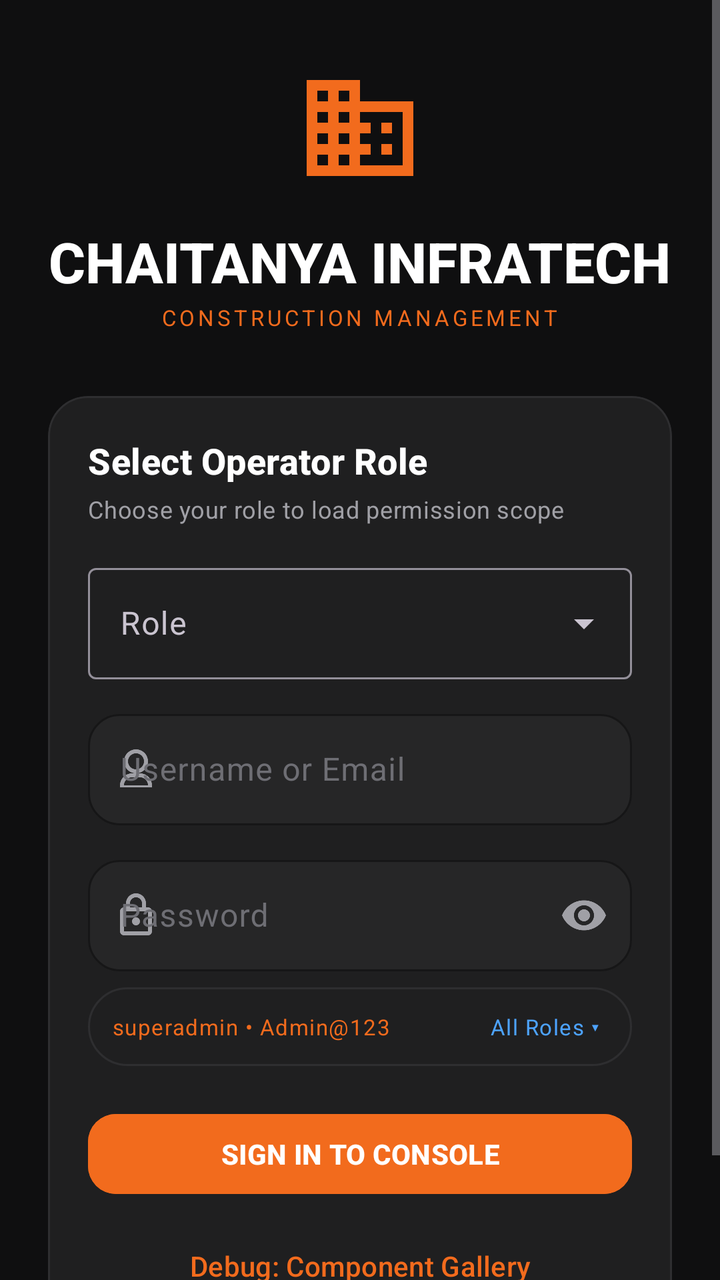
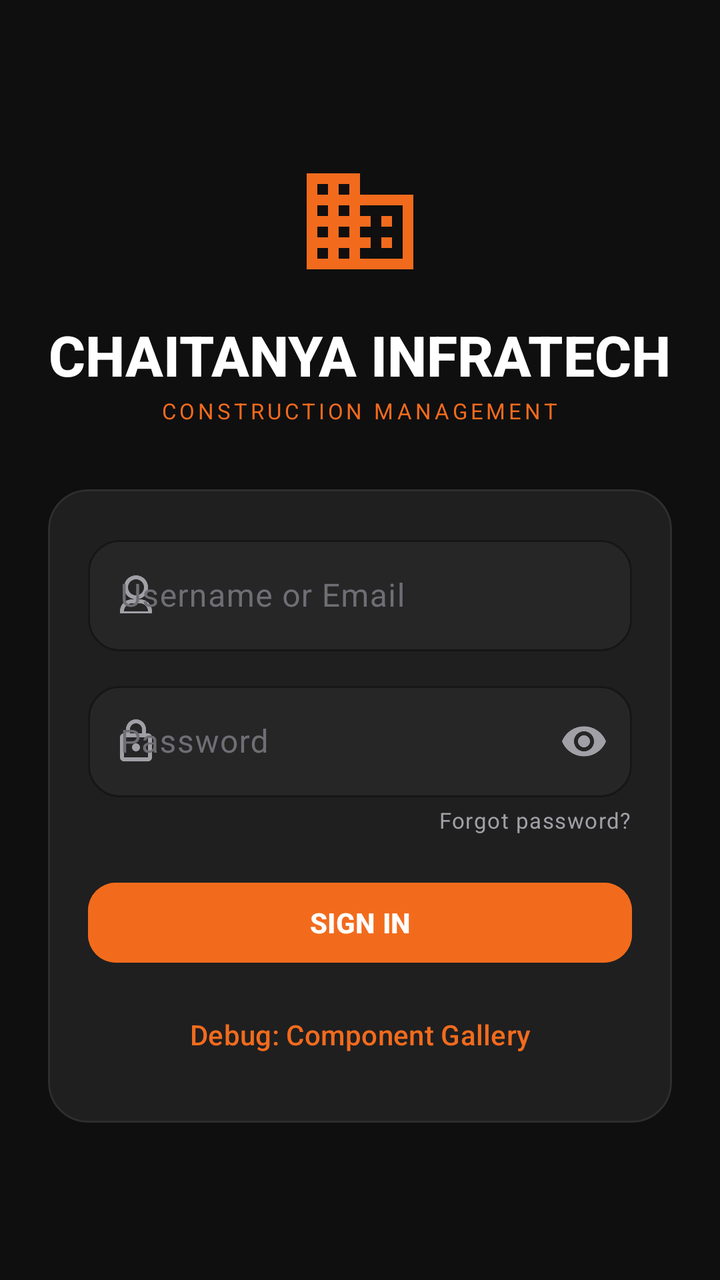

The first picture is an Android layout as it rendered before a commit; the second is the same layout after the commit. The layout source and the unified diff follow.
<!-- AndroidManifest.xml: application theme Theme.Contructionmanagementapp -->
<!-- res/layout/fragment_login.xml -->
<?xml version="1.0" encoding="utf-8"?>
<ScrollView xmlns:android="http://schemas.android.com/apk/res/android"
    xmlns:app="http://schemas.android.com/apk/res-auto"
    xmlns:tools="http://schemas.android.com/tools"
    android:layout_width="match_parent"
    android:layout_height="match_parent"
    android:background="@color/cms_background"
    android:fillViewport="true">

    <LinearLayout
        android:layout_width="match_parent"
        android:layout_height="wrap_content"
        android:gravity="center"
        android:orientation="vertical"
        android:paddingHorizontal="@dimen/cms_spacing_section"
        android:paddingVertical="@dimen/cms_spacing_xxl">

        
        <ImageView
            android:layout_width="64dp"
            android:layout_height="64dp"
            android:contentDescription="@string/login_logo_description"
            android:src="@drawable/ic_building"
            app:tint="@color/cms_accent" />

        <TextView
            android:layout_width="wrap_content"
            android:layout_height="wrap_content"
            android:layout_marginTop="@dimen/cms_spacing_lg"
            android:text="@string/login_title"
            android:textAppearance="@style/TextAppearance.CMS.Display"
            android:textColor="@color/cms_text_primary" />

        <TextView
            android:layout_width="wrap_content"
            android:layout_height="wrap_content"
            android:layout_marginTop="2dp"
            android:letterSpacing="0.15"
            android:text="@string/login_subtitle"
            android:textAppearance="@style/TextAppearance.CMS.Caption"
            android:textColor="@color/cms_accent" />

        <com.google.android.material.card.MaterialCardView
            style="@style/Widget.CMS.Card"
            android:layout_width="match_parent"
            android:layout_height="wrap_content"
            android:layout_marginTop="@dimen/cms_spacing_xxl">

            <LinearLayout
                android:layout_width="match_parent"
                android:layout_height="wrap_content"
                android:orientation="vertical"
                android:padding="@dimen/cms_spacing_xl">

                <TextView
                    android:layout_width="wrap_content"
                    android:layout_height="wrap_content"
                    android:text="Select Operator Role"
                    android:textAppearance="@style/TextAppearance.CMS.Title" />

                <TextView
                    android:layout_width="wrap_content"
                    android:layout_height="wrap_content"
                    android:layout_marginTop="@dimen/cms_spacing_xs"
                    android:text="Choose your role to load permission scope"
                    android:textAppearance="@style/TextAppearance.CMS.BodySecondary" />

                
                <com.google.android.material.textfield.TextInputLayout
                    android:id="@+id/tilRole"
                    style="@style/Widget.Material3.TextInputLayout.OutlinedBox.ExposedDropdownMenu"
                    android:layout_width="match_parent"
                    android:layout_height="wrap_content"
                    android:layout_marginTop="@dimen/cms_spacing_lg"
                    android:hint="Role">

                    <AutoCompleteTextView
                        android:id="@+id/actvRole"
                        android:layout_width="match_parent"
                        android:layout_height="wrap_content"
                        android:inputType="none"
                        android:textColor="@color/cms_text_primary" />
                </com.google.android.material.textfield.TextInputLayout>

                
                <com.google.android.material.textfield.TextInputLayout
                    android:id="@+id/tilUsername"
                    style="@style/Widget.CMS.TextInputLayout"
                    android:layout_width="match_parent"
                    android:layout_height="wrap_content"
                    android:layout_marginTop="@dimen/cms_spacing_md"
                    android:hint="Username or Email"
                    app:startIconDrawable="@drawable/ic_user"
                    app:startIconTint="@color/cms_text_secondary">

                    <com.google.android.material.textfield.TextInputEditText
                        android:id="@+id/etUsername"
                        android:layout_width="match_parent"
                        android:layout_height="wrap_content"
                        android:inputType="text"
                        android:textColor="@color/cms_text_primary" />
                </com.google.android.material.textfield.TextInputLayout>

                
                <com.google.android.material.textfield.TextInputLayout
                    android:id="@+id/tilPassword"
                    style="@style/Widget.CMS.TextInputLayout"
                    android:layout_width="match_parent"
                    android:layout_height="wrap_content"
                    android:layout_marginTop="@dimen/cms_spacing_md"
                    android:hint="Password"
                    app:endIconMode="password_toggle"
                    app:endIconTint="@color/cms_text_secondary"
                    app:startIconDrawable="@drawable/ic_lock"
                    app:startIconTint="@color/cms_text_secondary">

                    <com.google.android.material.textfield.TextInputEditText
                        android:id="@+id/etPassword"
                        android:layout_width="match_parent"
                        android:layout_height="wrap_content"
                        android:inputType="textPassword"
                        android:textColor="@color/cms_text_primary" />
                </com.google.android.material.textfield.TextInputLayout>

                
                <LinearLayout
                    android:id="@+id/layoutCredentialsHint"
                    android:layout_width="match_parent"
                    android:layout_height="wrap_content"
                    android:layout_marginTop="@dimen/cms_spacing_sm"
                    android:background="@drawable/bg_card"
                    android:gravity="center_vertical"
                    android:orientation="horizontal"
                    android:paddingHorizontal="@dimen/cms_spacing_md"
                    android:paddingVertical="@dimen/cms_spacing_sm">

                    <TextView
                        android:id="@+id/tvCredentialsHint"
                        android:layout_width="0dp"
                        android:layout_height="wrap_content"
                        android:layout_weight="1"
                        android:text="superadmin • Admin@123"
                        android:textAppearance="@style/TextAppearance.CMS.Caption"
                        android:textColor="@color/cms_accent" />

                    <TextView
                        android:id="@+id/btnShowCredentials"
                        android:layout_width="wrap_content"
                        android:layout_height="wrap_content"
                        android:background="?attr/selectableItemBackground"
                        android:clickable="true"
                        android:focusable="true"
                        android:padding="4dp"
                        android:text="All Roles ▾"
                        android:textAppearance="@style/TextAppearance.CMS.Caption"
                        android:textColor="@color/cms_info" />
                </LinearLayout>

                
                <com.google.android.material.button.MaterialButton
                    android:id="@+id/btnSignIn"
                    style="@style/Widget.CMS.Button.Primary"
                    android:layout_width="match_parent"
                    android:layout_height="wrap_content"
                    android:layout_marginTop="@dimen/cms_spacing_xl"
                    android:text="SIGN IN TO CONSOLE" />

                
                <com.google.android.material.button.MaterialButton
                    android:id="@+id/btnOpenGallery"
                    style="@style/Widget.CMS.Button.Text"
                    android:layout_width="match_parent"
                    android:layout_height="wrap_content"
                    android:layout_marginTop="@dimen/cms_spacing_sm"
                    android:text="Debug: Component Gallery" />

                <ProgressBar
                    android:id="@+id/progressBarLogin"
                    android:layout_width="wrap_content"
                    android:layout_height="wrap_content"
                    android:layout_gravity="center_horizontal"
                    android:layout_marginTop="@dimen/cms_spacing_md"
                    android:indeterminateTint="@color/cms_accent"
                    android:visibility="gone" />

            </LinearLayout>
        </com.google.android.material.card.MaterialCardView>

    </LinearLayout>
</ScrollView>
<!-- resources referenced by this layout -->
<resources>
  <color name="cms_accent">#F26B1D</color>
  <color name="cms_background">#0F0F10</color>
  <color name="cms_info">#4DA3FF</color>
  <color name="cms_text_primary">#FFFFFF</color>
  <color name="cms_text_secondary">#A0A0A6</color>
  <dimen name="cms_spacing_lg">16dp</dimen>
  <dimen name="cms_spacing_md">12dp</dimen>
  <dimen name="cms_spacing_section">24dp</dimen>
  <dimen name="cms_spacing_sm">8dp</dimen>
  <dimen name="cms_spacing_xl">20dp</dimen>
  <dimen name="cms_spacing_xs">4dp</dimen>
  <dimen name="cms_spacing_xxl">32dp</dimen>
  <!-- drawable bg_card (drawable) -->
  <?xml version="1.0" encoding="utf-8"?>
  <shape xmlns:android="http://schemas.android.com/apk/res/android"
      android:shape="rectangle">
      <solid android:color="@color/cms_card" />
      <stroke
          android:width="@dimen/cms_stroke_card"
          android:color="@color/cms_border" />
      <corners android:radius="@dimen/cms_radius_card" />
  </shape>
  <string name="login_logo_description">Chaitanya InfraTech logo</string>
  <string name="login_subtitle">CONSTRUCTION MANAGEMENT</string>
  <string name="login_title">CHAITANYA INFRATECH</string>
  <style name="TextAppearance.CMS.BodySecondary" parent="TextAppearance.Material3.BodyMedium">
          <item name="android:textSize">@dimen/cms_text_size_body_sm</item>
          <item name="android:textColor">@color/cms_text_secondary</item>
          <item name="fontFamily">sans-serif</item>
      </style>
  <style name="TextAppearance.CMS.Caption" parent="TextAppearance.Material3.LabelSmall">
          <item name="android:textSize">@dimen/cms_text_size_caption</item>
          <item name="android:textColor">@color/cms_text_tertiary</item>
          <item name="fontFamily">sans-serif</item>
      </style>
  <style name="TextAppearance.CMS.Title" parent="TextAppearance.Material3.TitleMedium">
          <item name="android:textSize">@dimen/cms_text_size_title</item>
          <item name="android:textColor">@color/cms_text_primary</item>
          <item name="android:textStyle">bold</item>
          <item name="fontFamily">sans-serif-medium</item>
      </style>
  <style name="Widget.CMS.Button.Text" parent="Widget.Material3.Button.TextButton">
          <item name="android:textColor">@color/cms_accent</item>
          <item name="rippleColor">@color/cms_accent_tint</item>
      </style>
  <style name="Theme.Contructionmanagementapp" parent="Theme.CMS" />
  <color name="cms_card">#1F1F20</color>
  <dimen name="cms_stroke_card">1dp</dimen>
  <color name="cms_border">#2E2E30</color>
  <dimen name="cms_radius_card">20dp</dimen>
  <dimen name="cms_text_size_body_sm">12sp</dimen>
  <dimen name="cms_text_size_caption">11sp</dimen>
  <color name="cms_text_tertiary">#6E6E74</color>
  <dimen name="cms_text_size_display">28sp</dimen>
  <dimen name="cms_text_size_title">18sp</dimen>
  <color name="cms_accent_on">#FFFFFF</color>
  <dimen name="cms_radius_chip">14dp</dimen>
  <dimen name="cms_touch_target_min">48dp</dimen>
  <color name="cms_accent_pressed">#D95A10</color>
  <color name="cms_accent_tint">#26F26B1D</color>
  <color name="cms_card_elevated">#262627</color>
  <dimen name="cms_radius_tile">16dp</dimen>
  <color name="cms_surface">#171718</color>
  <style name="Widget.CMS.BottomSheet.Modal" parent="Widget.Material3.BottomSheet.Modal">
          <item name="backgroundTint">@color/cms_surface</item>
          <item name="shapeAppearance">@style/ShapeAppearance.CMS.BottomSheet</item>
      </style>
  <color name="cms_transparent">#00000000</color>
  <style name="ShapeAppearance.CMS.BottomSheet" parent="ShapeAppearance.Material3.Corner.None">
          <item name="cornerSizeTopLeft">@dimen/cms_radius_card</item>
          <item name="cornerSizeTopRight">@dimen/cms_radius_card</item>
          <item name="cornerSizeBottomLeft">0dp</item>
          <item name="cornerSizeBottomRight">0dp</item>
      </style>
  <!-- unchanged entries left out for length: 9 -->
</resources>

<!-- the commit's change to res/layout/fragment_login.xml (unified diff, before → after) -->
@@ -52,43 +52,12 @@
                 android:orientation="vertical"
                 android:padding="@dimen/cms_spacing_xl">
 
-                <TextView
-                    android:layout_width="wrap_content"
-                    android:layout_height="wrap_content"
-                    android:text="Select Operator Role"
-                    android:textAppearance="@style/TextAppearance.CMS.Title" />
-
-                <TextView
-                    android:layout_width="wrap_content"
-                    android:layout_height="wrap_content"
-                    android:layout_marginTop="@dimen/cms_spacing_xs"
-                    android:text="Choose your role to load permission scope"
-                    android:textAppearance="@style/TextAppearance.CMS.BodySecondary" />
-
-                
-                <com.google.android.material.textfield.TextInputLayout
-                    android:id="@+id/tilRole"
-                    style="@style/Widget.Material3.TextInputLayout.OutlinedBox.ExposedDropdownMenu"
-                    android:layout_width="match_parent"
-                    android:layout_height="wrap_content"
-                    android:layout_marginTop="@dimen/cms_spacing_lg"
-                    android:hint="Role">
-
-                    <AutoCompleteTextView
-                        android:id="@+id/actvRole"
-                        android:layout_width="match_parent"
-                        android:layout_height="wrap_content"
-                        android:inputType="none"
-                        android:textColor="@color/cms_text_primary" />
-                </com.google.android.material.textfield.TextInputLayout>
-
                 
                 <com.google.android.material.textfield.TextInputLayout
                     android:id="@+id/tilUsername"
                     style="@style/Widget.CMS.TextInputLayout"
                     android:layout_width="match_parent"
                     android:layout_height="wrap_content"
-                    android:layout_marginTop="@dimen/cms_spacing_md"
                     android:hint="Username or Email"
                     app:startIconDrawable="@drawable/ic_user"
                     app:startIconTint="@color/cms_text_secondary">
@@ -97,7 +66,8 @@
                         android:id="@+id/etUsername"
                         android:layout_width="match_parent"
                         android:layout_height="wrap_content"
-                        android:inputType="text"
+                        android:autofillHints="username|emailAddress"
+                        android:inputType="textEmailAddress"
                         android:textColor="@color/cms_text_primary" />
                 </com.google.android.material.textfield.TextInputLayout>
 
@@ -118,43 +88,23 @@
                         android:id="@+id/etPassword"
                         android:layout_width="match_parent"
                         android:layout_height="wrap_content"
+                        android:autofillHints="password"
                         android:inputType="textPassword"
                         android:textColor="@color/cms_text_primary" />
                 </com.google.android.material.textfield.TextInputLayout>
 
                 
-                <LinearLayout
-                    android:id="@+id/layoutCredentialsHint"
-                    android:layout_width="match_parent"
+                <TextView
+                    android:id="@+id/tvForgotPassword"
+                    android:layout_width="wrap_content"
                     android:layout_height="wrap_content"
-                    android:layout_marginTop="@dimen/cms_spacing_sm"
-                    android:background="@drawable/bg_card"
-                    android:gravity="center_vertical"
-                    android:orientation="horizontal"
-                    android:paddingHorizontal="@dimen/cms_spacing_md"
-                    android:paddingVertical="@dimen/cms_spacing_sm">
-
-                    <TextView
-                        android:id="@+id/tvCredentialsHint"
-                        android:layout_width="0dp"
-                        android:layout_height="wrap_content"
-                        android:layout_weight="1"
-                        android:text="superadmin • Admin@123"
-                        android:textAppearance="@style/TextAppearance.CMS.Caption"
-                        android:textColor="@color/cms_accent" />
-
-                    <TextView
-                        android:id="@+id/btnShowCredentials"
-                        android:layout_width="wrap_content"
-                        android:layout_height="wrap_content"
-                        android:background="?attr/selectableItemBackground"
-                        android:clickable="true"
-                        android:focusable="true"
-                        android:padding="4dp"
-                        android:text="All Roles ▾"
-                        android:textAppearance="@style/TextAppearance.CMS.Caption"
-                        android:textColor="@color/cms_info" />
-                </LinearLayout>
+                    android:layout_gravity="end"
+                    android:layout_marginTop="@dimen/cms_spacing_xs"
+                    android:clickable="false"
+                    android:enabled="false"
+                    android:text="Forgot password?"
+                    android:textAppearance="@style/TextAppearance.CMS.Caption"
+                    android:textColor="@color/cms_text_secondary" />
 
                 
                 <com.google.android.material.button.MaterialButton
@@ -163,7 +113,7 @@
                     android:layout_width="match_parent"
                     android:layout_height="wrap_content"
                     android:layout_marginTop="@dimen/cms_spacing_xl"
-                    android:text="SIGN IN TO CONSOLE" />
+                    android:text="SIGN IN" />
 
                 
                 <com.google.android.material.button.MaterialButton
<!-- resource entries referenced after the edit -->
@@ -2,7 +2,6 @@
 <resources>
   <color name="cms_accent">#F26B1D</color>
   <color name="cms_background">#0F0F10</color>
-  <color name="cms_info">#4DA3FF</color>
   <color name="cms_text_primary">#FFFFFF</color>
   <color name="cms_text_secondary">#A0A0A6</color>
   <dimen name="cms_spacing_lg">16dp</dimen>
@@ -12,34 +11,13 @@
   <dimen name="cms_spacing_xl">20dp</dimen>
   <dimen name="cms_spacing_xs">4dp</dimen>
   <dimen name="cms_spacing_xxl">32dp</dimen>
-  <!-- drawable bg_card (drawable) -->
-  <?xml version="1.0" encoding="utf-8"?>
-  <shape xmlns:android="http://schemas.android.com/apk/res/android"
-      android:shape="rectangle">
-      <solid android:color="@color/cms_card" />
-      <stroke
-          android:width="@dimen/cms_stroke_card"
-          android:color="@color/cms_border" />
-      <corners android:radius="@dimen/cms_radius_card" />
-  </shape>
   <string name="login_logo_description">Chaitanya InfraTech logo</string>
   <string name="login_subtitle">CONSTRUCTION MANAGEMENT</string>
   <string name="login_title">CHAITANYA INFRATECH</string>
-  <style name="TextAppearance.CMS.BodySecondary" parent="TextAppearance.Material3.BodyMedium">
-          <item name="android:textSize">@dimen/cms_text_size_body_sm</item>
-          <item name="android:textColor">@color/cms_text_secondary</item>
-          <item name="fontFamily">sans-serif</item>
-      </style>
   <style name="TextAppearance.CMS.Caption" parent="TextAppearance.Material3.LabelSmall">
           <item name="android:textSize">@dimen/cms_text_size_caption</item>
           <item name="android:textColor">@color/cms_text_tertiary</item>
           <item name="fontFamily">sans-serif</item>
-      </style>
-  <style name="TextAppearance.CMS.Title" parent="TextAppearance.Material3.TitleMedium">
-          <item name="android:textSize">@dimen/cms_text_size_title</item>
-          <item name="android:textColor">@color/cms_text_primary</item>
-          <item name="android:textStyle">bold</item>
-          <item name="fontFamily">sans-serif-medium</item>
       </style>
   <style name="Widget.CMS.Button.Text" parent="Widget.Material3.Button.TextButton">
           <item name="android:textColor">@color/cms_accent</item>
@@ -50,11 +28,9 @@
   <dimen name="cms_stroke_card">1dp</dimen>
   <color name="cms_border">#2E2E30</color>
   <dimen name="cms_radius_card">20dp</dimen>
-  <dimen name="cms_text_size_body_sm">12sp</dimen>
   <dimen name="cms_text_size_caption">11sp</dimen>
   <color name="cms_text_tertiary">#6E6E74</color>
   <dimen name="cms_text_size_display">28sp</dimen>
-  <dimen name="cms_text_size_title">18sp</dimen>
   <color name="cms_accent_on">#FFFFFF</color>
   <dimen name="cms_radius_chip">14dp</dimen>
   <dimen name="cms_touch_target_min">48dp</dimen>
